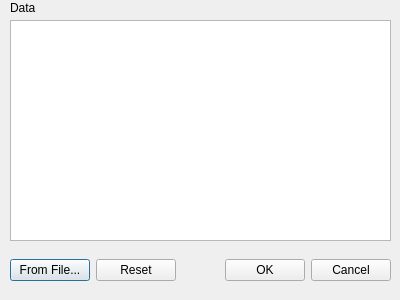
This is zint/frontend_qt/extData.ui in prefetchnta/mybuild as Qt 5 draws it before an edit. The edited form follows.
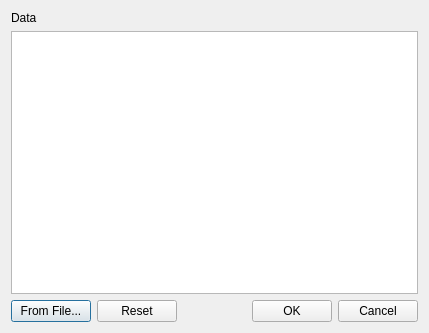
This is the edited form. Icons and pictures are not drawn.

What changed in the file:
```diff
--- a/zint/frontend_qt/extData.ui
+++ b/zint/frontend_qt/extData.ui
@@ -6,8 +6,8 @@
    <rect>
     <x>0</x>
     <y>0</y>
-    <width>400</width>
-    <height>300</height>
+    <width>429</width>
+    <height>333</height>
    </rect>
   </property>
   <property name="windowTitle">
@@ -16,26 +16,29 @@
   <property name="modal">
    <bool>true</bool>
   </property>
+  <layout class="QVBoxLayout" name="verticalLayout">
+   <item>
+    <widget class="QLabel" name="label">
+     <property name="text">
+      <string>Data</string>
+     </property>
+    </widget>
+   </item>
+   <item>
   <widget class="QPlainTextEdit" name="txtDataInput">
-   <property name="geometry">
-    <rect>
-     <x>10</x>
-     <y>20</y>
-     <width>381</width>
-     <height>221</height>
-    </rect>
-   </property>
-  </widget>
-  <widget class="QWidget" name="horizontalLayoutWidget">
-   <property name="geometry">
-    <rect>
-     <x>10</x>
-     <y>250</y>
-     <width>381</width>
-     <height>41</height>
-    </rect>
-   </property>
+     <property name="sizePolicy">
+      <sizepolicy hsizetype="Expanding" vsizetype="Expanding">
+       <horstretch>0</horstretch>
+       <verstretch>0</verstretch>
+      </sizepolicy>
+     </property>
+    </widget>
+   </item>
+   <item>
    <layout class="QHBoxLayout" name="horizontalLayout">
+     <property name="sizeConstraint">
+      <enum>QLayout::SetDefaultConstraint</enum>
+     </property>
     <item>
      <widget class="QPushButton" name="btnFromFile">
       <property name="text">
@@ -78,20 +81,8 @@
      </widget>
     </item>
    </layout>
-  </widget>
-  <widget class="QLabel" name="label">
-   <property name="geometry">
-    <rect>
-     <x>10</x>
-     <y>0</y>
-     <width>56</width>
-     <height>16</height>
-    </rect>
-   </property>
-   <property name="text">
-    <string>Data</string>
-   </property>
-  </widget>
+   </item>
+  </layout>
  </widget>
  <resources/>
  <connections/>
```
Left out of the diff: 4 changed lines with no effect on the pictures. Lines whose indentation alone changed are shown as unchanged.
